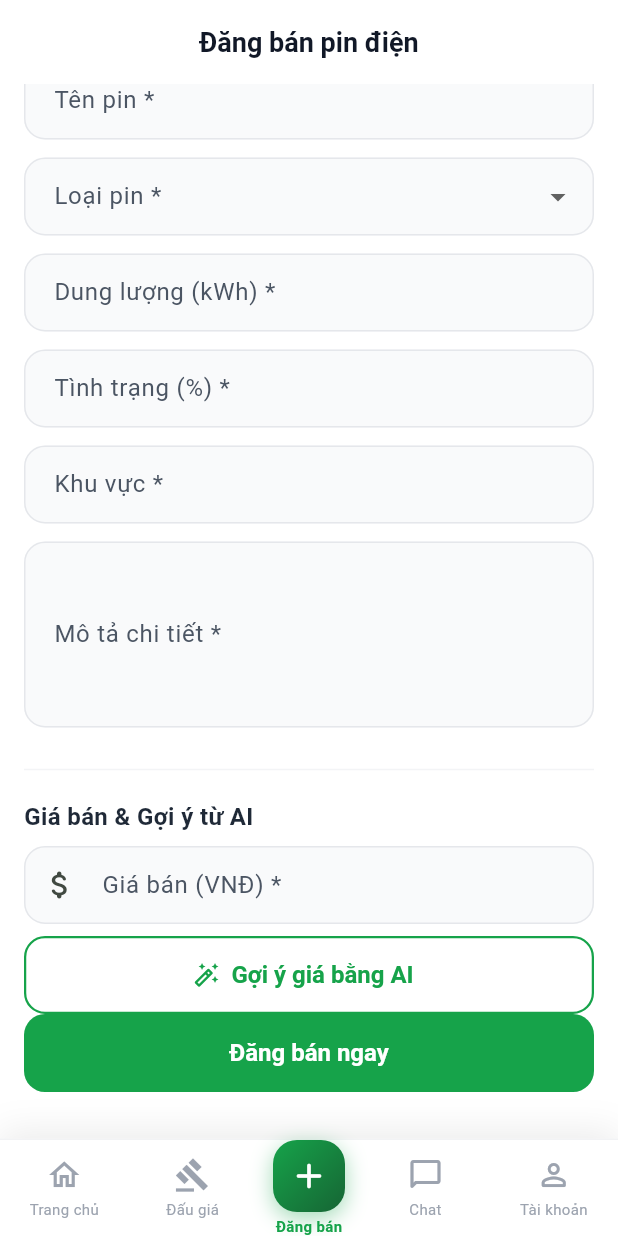
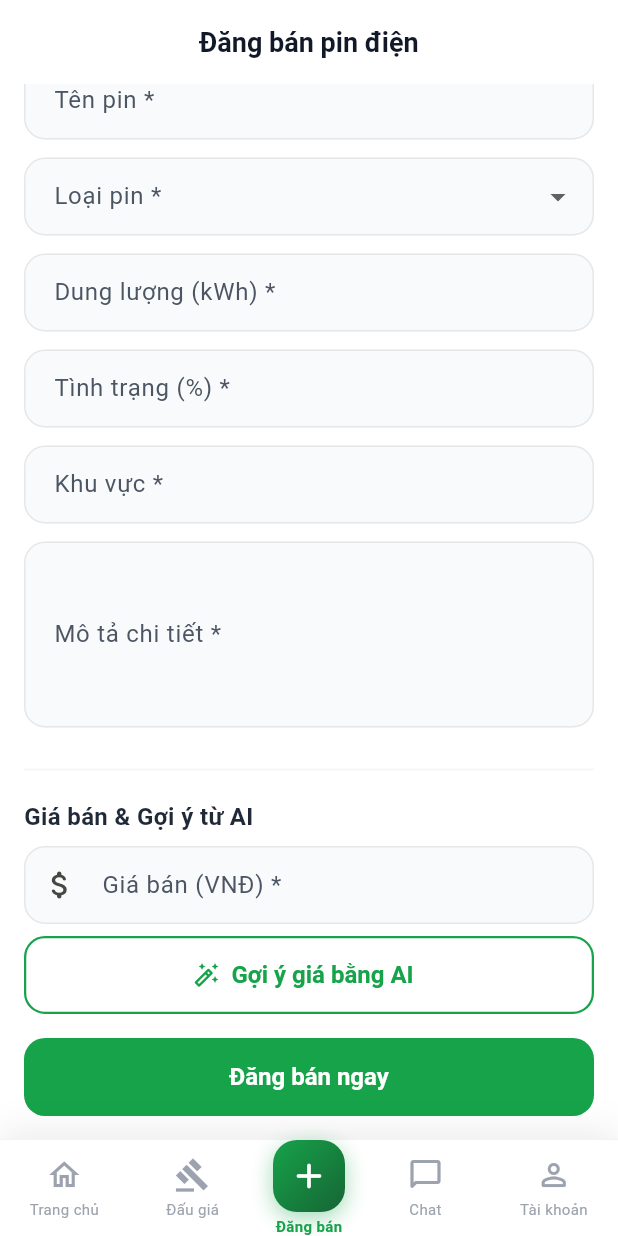
Before and after one commit to hoangtruong01/ev-resale-platform, a Flutter app: the SellBatteryScreen screen opened by its route, scrolled down 248 dp, on a phone screen of 412 x 824 dp. Run offline on Flutter 3.47's test engine with Material 3 defaults, Android fonts, the phone set to English and light mode, and no system bars; our stand-ins replace cached_network_image, dio, fl_chart, flutter_dotenv, flutter_riverpod, flutter_secure_storage and 6 more; accounts and stored records are empty; network calls fail; Roboto replaces fonts that are missing (BeVietnamPro).

Commit message:
fix(mobile): resolve layout issues in sell screens and ensure scroll view layout

```diff
--- a/mobile/lib/features/accessories/screens/sell_accessory_screen.dart
+++ b/mobile/lib/features/accessories/screens/sell_accessory_screen.dart
@@ -303,7 +303,7 @@ class _SellAccessoryScreenState extends ConsumerState<SellAccessoryScreen> {
                   child: Text(_isSubmitting ? 'Đang đăng tin...' : 'Đăng bán ngay'),
                 ),
               ),
-              const SizedBox(height: 80), // Spacing for bottom navigation bar
+              const SizedBox(height: 120), // Spacing for bottom navigation bar
             ],
           ),
         ),
--- a/mobile/lib/features/batteries/screens/sell_battery_screen.dart
+++ b/mobile/lib/features/batteries/screens/sell_battery_screen.dart
@@ -380,6 +380,7 @@ class _SellBatteryScreenState extends ConsumerState<SellBatteryScreen> {
                   ),
                 ),
               ],
+              const SizedBox(height: 16),
               // 4. Submit button
               SizedBox(
                 width: double.infinity,
@@ -388,7 +389,7 @@ class _SellBatteryScreenState extends ConsumerState<SellBatteryScreen> {
                   child: Text(_isSubmitting ? 'Đang đăng tin...' : 'Đăng bán ngay'),
                 ),
               ),
-              const SizedBox(height: 80), // Spacing for bottom navigation bar
+              const SizedBox(height: 120), // Spacing for bottom navigation bar
             ],
           ),
         ),
--- a/mobile/lib/features/home/screens/home_screen.dart
+++ b/mobile/lib/features/home/screens/home_screen.dart
@@ -94,6 +94,7 @@ class _HomeScreenState extends ConsumerState<HomeScreen> {
             ref.invalidate(homeVehiclesProvider);
           },
           child: CustomScrollView(
+            physics: const AlwaysScrollableScrollPhysics(),
             slivers: [
               // 1. Header (status bar safe area included)
               SliverToBoxAdapter(child: _buildHeader(context)),
--- a/mobile/lib/features/vehicles/screens/sell_vehicle_screen.dart
+++ b/mobile/lib/features/vehicles/screens/sell_vehicle_screen.dart
@@ -429,7 +429,7 @@ class _SellVehicleScreenState extends ConsumerState<SellVehicleScreen> {
                   child: Text(_isSubmitting ? 'Đang đăng tin...' : 'Đăng bán ngay'),
                 ),
               ),
-              const SizedBox(height: 80), // Spacing for bottom navigation bar
+              const SizedBox(height: 120), // Spacing for bottom navigation bar
             ],
           ),
         ),
```
